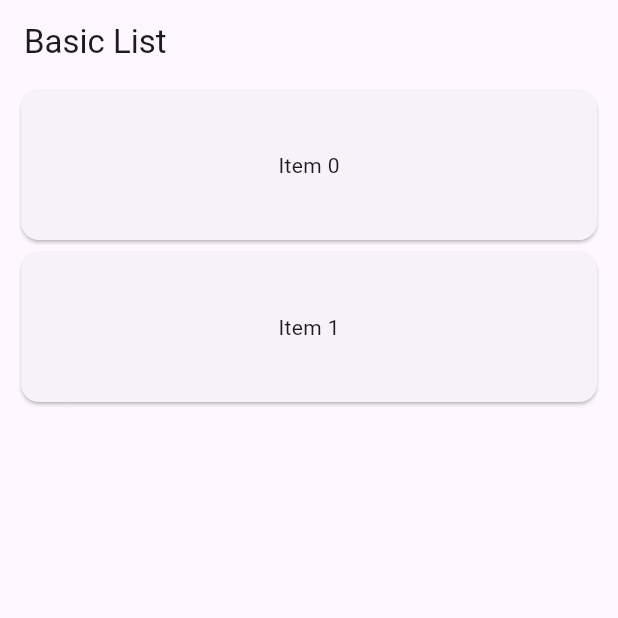
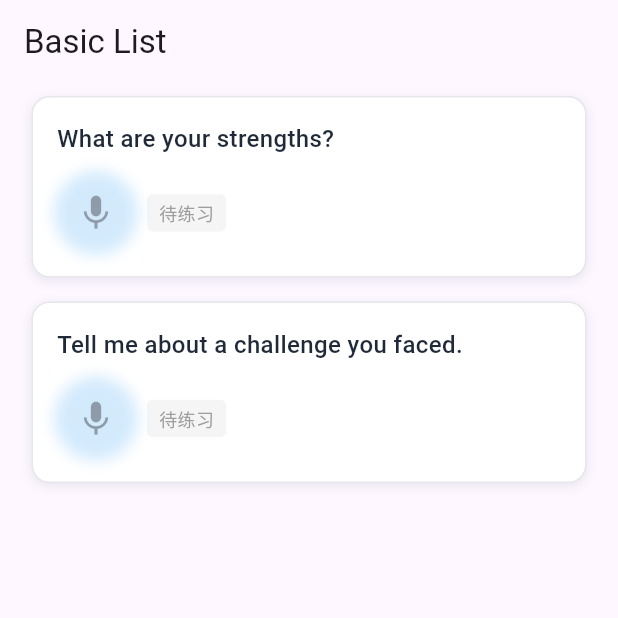
Before and after one commit to aockm/interview, a Flutter app: the screen it shows after launch, on a phone screen of 412 x 824 dp, the top half of it. Run offline on Flutter 3.47's test engine with Material 3 defaults, Android fonts, the phone set to English and light mode, and no system bars; our stand-ins replace get, shared_preferences, speech_to_text; statements that could not run were skipped.

Commit message:
页面初布局

```diff
--- /dev/null
+++ b/lib/comment/entity/QuestionEntity.dart
@@ -0,0 +1,5 @@
+
+class Question{
+  String text;
+  Question(this.text);
+}
--- a/lib/home/HomePage.dart
+++ b/lib/home/HomePage.dart
@@ -1,6 +1,8 @@
 import 'package:flutter/cupertino.dart';
 import 'package:flutter/material.dart';
 import 'package:get/get.dart';
+
+import 'QuestionWeight.dart';
 
 class Homepage extends StatefulWidget {
   const Homepage({super.key});
@@ -36,7 +38,7 @@ class _HomepageState extends State<Homepage> with SingleTickerProviderStateMixin
         body:  LayoutBuilder(
         builder: (context, constraints) {
           return SingleChildScrollView(
-              padding: EdgeInsetsGeometry.only(left:10.0,right: 10.0),
+              padding: EdgeInsetsGeometry.only(left:5.0,right: 5.0),
               child: ConstrainedBox(
                 constraints: BoxConstraints(minHeight: constraints.minHeight),
                 child: Column(
@@ -44,7 +46,7 @@ class _HomepageState extends State<Homepage> with SingleTickerProviderStateMixin
                   crossAxisAlignment: CrossAxisAlignment.stretch,
                   children: List.generate(
                     questions.length,
-                        (index) => ItemWidget(text: 'Item $index'),
+                        (index) => QuestionCard(text: questions[index]['question'] as String),
                   ),
                 ),
               )
--- /dev/null
+++ b/lib/home/QuestionWeight.dart
@@ -0,0 +1,129 @@
+
+
+import 'package:flutter/material.dart';
+import 'package:interview/comment/entity/QuestionEntity.dart';
+
+
+class QuestionCard extends StatelessWidget {
+  // final Question question;
+  String? text;
+  final bool isAnswered;
+
+  QuestionCard({super.key, this.text, this.isAnswered = false});
+
+  @override
+  Widget build(BuildContext context) {
+    final isDark = Theme.of(context).brightness == Brightness.dark;
+
+    return Container(
+      margin: EdgeInsets.symmetric(vertical: 8, horizontal: 16),
+      decoration: BoxDecoration(
+        color: isDark ? Color(0xFF1E1E1E) : Colors.white,
+        border: Border.all(
+          color: isDark ? Color(0xFF374151) : Color(0xFFE5E7EB),
+          width: 1,
+        ),
+        borderRadius: BorderRadius.circular(12),
+        boxShadow: [
+          BoxShadow(
+            color: Color(0xFF1A365D).withOpacity(0.1),
+            blurRadius: 6,
+            offset: Offset(0, 2),
+          ),
+        ],
+      ),
+      child: Stack(
+        children: [
+          // 左侧回答状态指示条
+          if (isAnswered)
+            Positioned(
+              left: 0,
+              top: 0,
+              bottom: 0,
+              child: Container(
+                width: 4,
+                decoration: BoxDecoration(
+                  color: Colors.green,
+                  borderRadius: BorderRadius.only(
+                    topLeft: Radius.circular(12),
+                    bottomLeft: Radius.circular(12),
+                  ),
+                ),
+              ),
+            ),
+
+          // 内容区域
+          Padding(
+            padding: EdgeInsets.all(16),
+            child: Column(
+              crossAxisAlignment: CrossAxisAlignment.start,
+              children: [
+                // 问题文本
+                Text(
+                  text!,
+                  style: TextStyle(
+                    fontSize: 16,
+                    fontWeight: FontWeight.w500,
+                    color: isDark ? Colors.white : Color(0xFF1F2937),
+                  ),
+                ),
+
+                SizedBox(height: 12),
+
+                // 语音按钮与状态
+                Row(
+                  children: [
+                    // 语音按钮
+                    Container(
+                      decoration: BoxDecoration(
+                        shape: BoxShape.circle,
+                        boxShadow: [
+                          BoxShadow(
+                            color: Colors.blue.withOpacity(0.2),
+                            blurRadius: 8,
+                            spreadRadius: 2,
+                          ),
+                        ],
+                      ),
+                      child: IconButton(
+                        icon: Icon(Icons.mic, size: 28),
+                        color: Colors.white,
+                        style: IconButton.styleFrom(
+                          backgroundColor: Colors.blue,
+                          padding: EdgeInsets.all(12),
+                        ),
+                        onPressed: () async{
+                          final answer = await sep
+                        },
+                      ),
+                    ),
+
+                    SizedBox(width: 8),
+
+                    // 回答状态标签
+                    Container(
+                      padding: EdgeInsets.symmetric(horizontal: 8, vertical: 4),
+                      decoration: BoxDecoration(
+                        color: isAnswered
+                            ? Colors.green.withOpacity(0.2)
+                            : Colors.grey.withOpacity(0.1),
+                        borderRadius: BorderRadius.circular(4),
+                      ),
+                      child: Text(
+                        isAnswered ? "已回答" : "待练习",
+                        style: TextStyle(
+                          color: isAnswered ? Colors.green : Colors.grey,
+                          fontSize: 12,
+                        ),
+                      ),
+                    ),
+                  ],
+                ),
+              ],
+            ),
+          ),
+        ],
+      ),
+    );
+  }
+}
```
